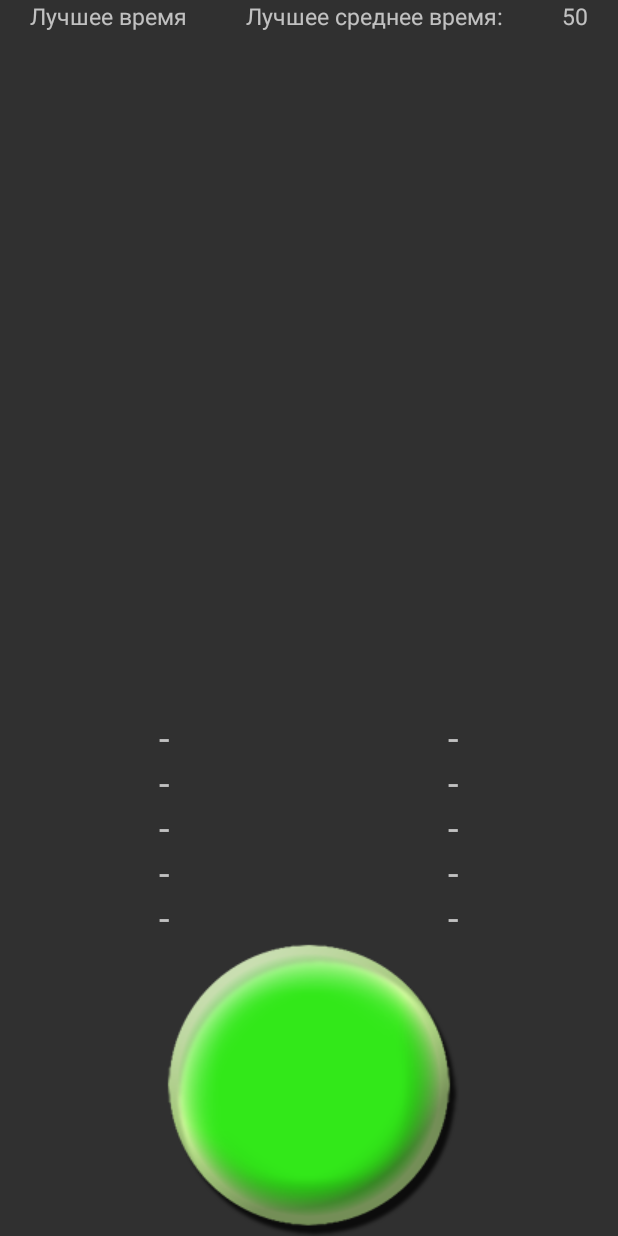
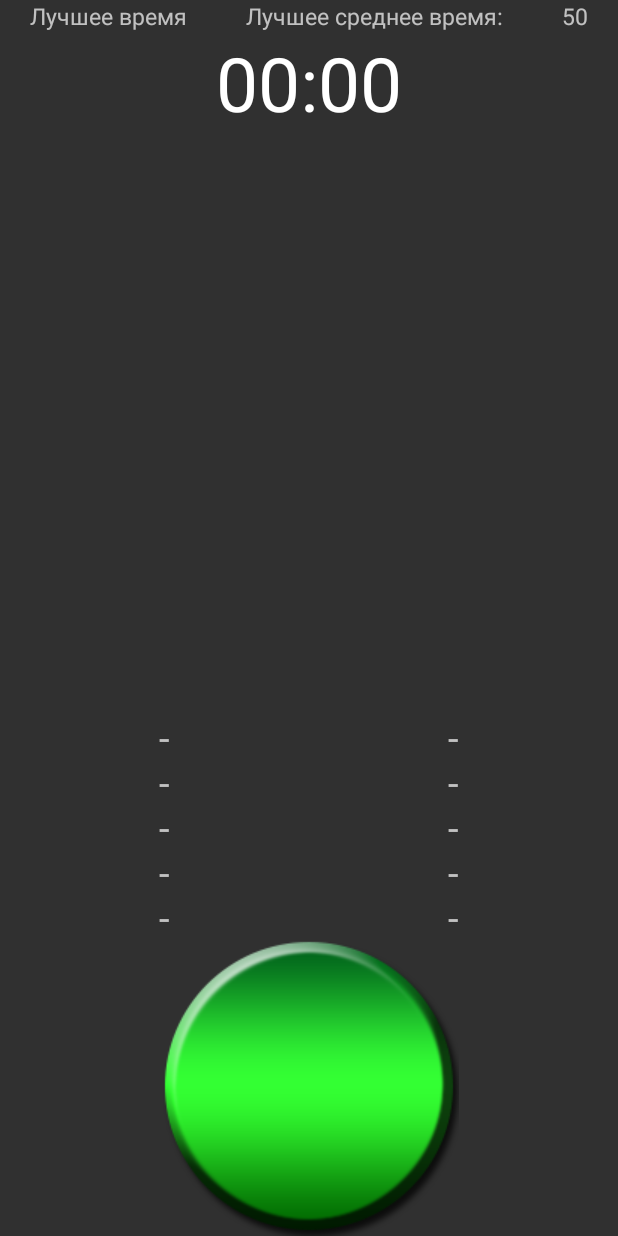
Before and after one commit to VadimSquorpikkor/CubeChronometer2, an Android app: the screen it shows after launch (MainActivity), on a phone screen of 412 x 824 dp. Run offline under Robolectric (Android 15) with nearby library versions, the phone set to English and light mode, and no system bars.

Commit message:
8 home working hard

```diff
--- a/app/src/main/java/com/squorpikkor/android/app/cubechronometer/BigButton.java
+++ b/app/src/main/java/com/squorpikkor/android/app/cubechronometer/BigButton.java
@@ -1,27 +1,78 @@
 package com.squorpikkor.android.app.cubechronometer;
 
-import android.content.Context;
-import android.media.Image;
+import android.util.Log;
 import android.widget.ImageButton;
+
+import static com.squorpikkor.android.app.cubechronometer.MainActivity.TAG;
 
 /**
  * Created by Vadim on 27.08.2017.
  * Class for bigButton
  */
 
-public class BigButton {
+class BigButton {
 
-    /*private Context context;
-    private ImageButton bigButton;
+    private final String GREEN = "green";
+    private final String RED = "red";
+    private final String PAUSED = "paused";
 
-    BigButton (Context context) {
-        this.context = context;
-        bigButton = new ImageButton(context);
-    }*/
+    private String command;
+    public static final String START = "start";
+    public static final String STOP = "stop";
+    public static final String RESUME = "resume";
 
-    void tapButton(ImageButton imageButton) {
+    private String condition;
+
+    /**
+     * Constructor
+     */
+    BigButton() {
+        condition = GREEN;
+    }
+
+    /**
+     * Tap method depends of condition (button colour)
+     * Condition should be a separate class: object with String and
+     * imageButton.setImageResource(R.drawable.green_but2) values
+     */
+    void tapIt(ImageButton imageButton) {
+        switch (condition) {
+            case GREEN:
+                Log.e(TAG, "tapIt: onCase Green");
+                //start chronometer
+                condition = RED;
+                imageButton.setImageResource(R.drawable.big_red);
+                command = START;
+                break;
+            case RED:
+                Log.e(TAG, "tapIt: onCase Red");
+                //stop chronometer
+                condition = GREEN;
+                imageButton.setImageResource(R.drawable.big_green);
+                command = STOP;
+                break;
+            case PAUSED:
+                Log.e(TAG, "tapIt: onCase Paused");
+                //resume chronometer
+                condition = RED;
+                imageButton.setImageResource(R.drawable.big_red);
+                command = RESUME;
+                break;
+        }
 
     }
 
+    void freezeIt(ImageButton imageButton) {
+        condition = PAUSED;
+        imageButton.setImageResource(R.drawable.big_blue);
+    }
+
+
+    /**
+     * Command and condition is near each other, i use both of them for better code understanding
+     */
+    String getCommand() {
+        return command;
+    }
 
 }
--- /dev/null
+++ b/app/src/main/java/com/squorpikkor/android/app/cubechronometer/Controller.java
@@ -0,0 +1,45 @@
+package com.squorpikkor.android.app.cubechronometer;
+
+import android.content.Context;
+import android.os.SystemClock;
+import android.widget.Chronometer;
+
+import static com.squorpikkor.android.app.cubechronometer.BigButton.START;
+import static com.squorpikkor.android.app.cubechronometer.BigButton.STOP;
+
+/**
+ * Created by Vadim on 27.08.2017.
+ * This class for communicate classes
+ */
+
+class Controller {
+
+    Chronometer chronometer;
+
+    /*Context context;
+
+
+    Controller(Context context) {
+        this.context = context;
+    }
+
+    Chronometer chronometer = (Chronometer) findViewById(R.id.chronometer);
+    */
+
+    Controller(Chronometer chronometer) {
+        this.chronometer = chronometer;
+    }
+
+    void methodRequesting(String command) {
+        switch (command) {
+            case START:
+                chronometer.setBase(SystemClock.elapsedRealtime());
+                chronometer.start();
+                break;
+            case STOP:
+                chronometer.stop();
+                break;
+
+        }
+    }
+}
--- a/app/src/main/java/com/squorpikkor/android/app/cubechronometer/MainActivity.java
+++ b/app/src/main/java/com/squorpikkor/android/app/cubechronometer/MainActivity.java
@@ -1,7 +1,10 @@
 package com.squorpikkor.android.app.cubechronometer;
 
+import android.os.SystemClock;
+import android.provider.Settings;
 import android.support.v7.app.AppCompatActivity;
 import android.os.Bundle;
+import android.util.Log;
 import android.view.View;
 import android.widget.Chronometer;
 import android.widget.ImageButton;
@@ -15,13 +18,25 @@ public class MainActivity extends AppCompatActivity {
      * Activity for 10 time competition
      */
 
+    public static final String TAG = "LOG!!";
+
     ArrayList<TextView> timeTextList;
     Session session;
     Chronometer chronometer;
 
-    ImageButton bigButton;
+    ImageButton imageButton;
+    BigButton bigButton;
 
     ICanTranslate iCanTranslate;
+
+    Controller controller;
+
+    @Override
+    protected void onPause() {
+        super.onPause();
+
+        bigButton.freezeIt(imageButton);
+    }
 
     @Override
     protected void onCreate(Bundle savedInstanceState) {
@@ -30,10 +45,15 @@ public class MainActivity extends AppCompatActivity {
 
         timeTextList = new ArrayList<>();
         session = new Session(this, "10");
-        chronometer = new Chronometer(this);
-        bigButton = (ImageButton) findViewById(R.id.imageButton);
+        chronometer = (Chronometer) findViewById(R.id.chronometer);
+
+
+        imageButton = (ImageButton) findViewById(R.id.imageButton);
+        bigButton = new BigButton();
 
         iCanTranslate = new Translator(this);
+
+        controller = new Controller(chronometer);
 
         timeTextList.add((TextView) findViewById(R.id.time1));
         timeTextList.add((TextView) findViewById(R.id.time2));
@@ -51,17 +71,20 @@ public class MainActivity extends AppCompatActivity {
             public void onClick(View v) {
                 switch (v.getId()) {
                     case R.id.imageButton:
+                        bigButton.tapIt(imageButton);
+                        Log.e(TAG, "onClick: buttonPressed");
+                        controller.methodRequesting(bigButton.getCommand());//Do method which name button requesting
 
 
                 }
             }
         };
 
-        bigButton.setOnClickListener(listener);
+        imageButton.setOnClickListener(listener);
     }
 
 
-    void showTimes () {
+    void showTimes() {
         iCanTranslate.showTimes(timeTextList);
     }
 
--- a/app/src/main/res/layout/activity_main.xml
+++ b/app/src/main/res/layout/activity_main.xml
@@ -7,7 +7,7 @@
 
     <Chronometer
         android:id="@+id/chronometer"
-        android:layout_width="0dp"
+        android:layout_width="wrap_content"
         android:layout_height="wrap_content"
         android:layout_below="@+id/linearLayout"
         android:layout_centerHorizontal="true"
@@ -96,7 +96,7 @@
             />
     </LinearLayout>-->
 
-    <LinearLayout
+    <!--<LinearLayout
         android:orientation="horizontal"
         android:layout_width="wrap_content"
         android:layout_height="wrap_content"
@@ -109,14 +109,15 @@
         android:layout_marginBottom="26dp"
         android:id="@+id/linearLayout2">
 
-    </LinearLayout>
+    </LinearLayout>-->
 
+    <!-- BIG BUTTON -->
     <ImageButton
         android:layout_width="wrap_content"
         android:layout_height="wrap_content"
         android:background="@color/grey"
         android:id="@+id/imageButton"
-        android:src="@drawable/green_but2"
+        android:src="@drawable/big_green"
         android:layout_gravity="center_horizontal"
         tools:layout_editor_absoluteY="304dp"
         tools:layout_editor_absoluteX="92dp"
@@ -124,6 +125,37 @@
         android:layout_alignParentBottom="true"
         android:layout_centerHorizontal="true" />
 
+    <!-- LEFT TIMES -->
+    <LinearLayout
+        android:layout_width="wrap_content"
+        android:layout_height="wrap_content"
+        android:orientation="vertical"
+        android:layout_above="@+id/imageButton"
+        android:layout_alignStart="@+id/imageButton">
+
+        <TextView
+            android:id="@+id/time1"
+            style="@style/result_text" />
+
+        <TextView
+            android:id="@+id/time2"
+            style="@style/result_text" />
+
+        <TextView
+            android:id="@+id/time3"
+            style="@style/result_text" />
+
+        <TextView
+            android:id="@+id/time4"
+            style="@style/result_text" />
+
+        <TextView
+            android:id="@+id/time5"
+            style="@style/result_text" />
+
+    </LinearLayout>
+
+    <!-- RIGHT TIMES -->
     <LinearLayout
         android:layout_width="wrap_content"
         android:layout_height="wrap_content"
@@ -153,38 +185,6 @@
 
     </LinearLayout>
 
-    <LinearLayout
-        android:layout_width="wrap_content"
-        android:layout_height="wrap_content"
-        android:orientation="vertical"
-        android:layout_above="@+id/imageButton"
-        android:layout_alignStart="@+id/imageButton">
-
-        <TextView
-            android:id="@+id/time1"
-            style="@style/result_text" />
-
-        <TextView
-            android:id="@+id/time2"
-            style="@style/result_text" />
-
-        <TextView
-            android:id="@+id/time3"
-            style="@style/result_text" />
-
-        <TextView
-            android:id="@+id/time4"
-            style="@style/result_text" />
-
-        <TextView
-            android:id="@+id/time5"
-            style="@style/result_text" />
-
-
-    </LinearLayout>
-
-
-    <!--android:onClick="bigButtonClick"-->
 
 
 
--- a/app/src/main/res/values/styles.xml
+++ b/app/src/main/res/values/styles.xml
@@ -20,7 +20,7 @@
     <style name="numbers">
         <item name="android:layout_width">wrap_content</item>
         <item name="android:layout_height">wrap_content</item>
-        <item name="android:textSize">40dp</item>
+        <item name="android:textSize">40sp</item>
         <item name="android:padding">0dp</item>
         <item name="android:text">0.00</item>
         <item name="android:layout_weight">1</item>
@@ -30,9 +30,9 @@
     <style name="bigEdit">
         <item name="android:layout_width">fill_parent</item>
         <item name="android:layout_height">wrap_content</item>
-        <item name="android:textSize">20dp</item>
+        <item name="android:textSize">20sp</item>
         <item name="android:padding">10dp</item>
-        <item name="android:text"></item>
+        <item name="android:text">-</item>
         <item name="android:inputType">number</item>
         <item name="android:gravity">left</item>
     </style>
@@ -40,13 +40,13 @@
     <style name="small_text">
         <item name="android:layout_width">wrap_content</item>
         <item name="android:layout_height">wrap_content</item>
-        <item name="android:textSize">15dp</item>
+        <item name="android:textSize">15sp</item>
         <item name="android:layout_weight">1</item>
         <item name="android:gravity">center_horizontal</item>
     </style>
 
     <style name="about_mail">
-        <item name="android:textSize">20dp</item>
+        <item name="android:textSize">20sp</item>
         <item name="android:layout_width">wrap_content</item>
         <item name="android:layout_height">wrap_content</item>
         <item name="android:autoLink">email</item>
```
Also changed, not shown: app/src/main/res/drawable/big_blue.png (added), app/src/main/res/drawable/big_green.png (added), app/src/main/res/drawable/big_red.png (added), app/src/main/res/drawable/green_but.png (deleted), app/src/main/res/drawable/green_but2.png (deleted), app/src/main/res/drawable/red_but.png (deleted), app/src/main/res/drawable/red_but2.png (deleted).
